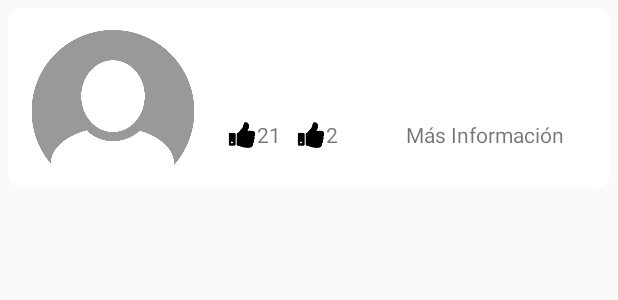
After one commit to Memo28/Xplora, an Android app: the layout recycler_view_item_recommendation.xml on its own in the app's theme, with its tools: preview values and no code run, on a phone screen of 412 x 824 dp. The commit adds this screen. Shown: the top 300 px of the screen. Run offline under Robolectric (Android 15) with nearby library versions, the phone set to English and light mode, and no system bars.

Commit message:
Interfaz de destino terminada

```diff
--- /dev/null
+++ b/app/src/main/res/layout/recycler_view_item_recommendation.xml
@@ -0,0 +1,74 @@
+<?xml version="1.0" encoding="utf-8"?>
+<RelativeLayout
+    xmlns:android="http://schemas.android.com/apk/res/android"
+    android:orientation="horizontal"
+    android:layout_width="match_parent"
+    android:background="@drawable/roundcorner"
+    android:layout_margin="5dp"
+    android:paddingLeft="10dp"
+    android:layout_height="120dp">
+
+    <ImageView
+        android:src="@drawable/camera_profile"
+        android:id="@+id/imageView_List_Place"
+        android:layout_width="120dp"
+        android:layout_height="90dp"
+        android:layout_centerVertical="true"
+        />
+
+    <TextView
+        android:id="@+id/text_view_List_Title"
+        android:layout_width="wrap_content"
+        android:layout_height="wrap_content"
+        android:layout_marginTop="10dp"
+        android:layout_marginLeft="136dp"
+        android:layout_marginBottom="10dp"
+        android:textAppearance="?attr/textAppearanceListItem"
+        />
+
+    <TextView
+        android:maxLines="2"
+        android:id="@+id/text_view_List_city"
+        android:layout_width="wrap_content"
+        android:layout_height="wrap_content"
+        android:layout_below="@+id/text_view_List_Title"
+        android:layout_alignLeft="@+id/text_view_List_Title"
+        android:layout_alignStart="@+id/text_view_List_Title" />
+    <LinearLayout
+        android:orientation="horizontal"
+        android:layout_width="match_parent"
+        android:layout_height="wrap_content"
+        android:layout_alignBottom="@+id/imageView_List_Place"
+        android:layout_alignLeft="@+id/text_view_List_city"
+        android:layout_alignStart="@+id/text_view_List_city"
+        android:layout_marginBottom="10dp">
+        <ImageButton
+            android:background="@null"
+            android:src="@mipmap/ic_thumbs_up"
+            android:scaleType="centerCrop"
+            android:layout_width="20dp"
+            android:layout_height="20dp" />
+        <TextView
+            android:layout_marginRight="10dp"
+            android:text="21"
+            android:layout_width="wrap_content"
+            android:layout_height="wrap_content" />
+        <ImageButton
+            android:background="@null"
+            android:src="@mipmap/ic_thumbs_up"
+            android:scaleType="centerCrop"
+            android:layout_width="20dp"
+            android:layout_height="20dp" />
+        <TextView
+            android:text="2"
+            android:layout_width="wrap_content"
+            android:layout_height="wrap_content" />
+        <TextView
+            android:layout_marginLeft="45dp"
+            android:text="@string/more_info"
+            android:layout_width="wrap_content"
+            android:layout_height="wrap_content" />
+
+    </LinearLayout>
+
+</RelativeLayout>
--- a/app/src/main/res/values/strings.xml
+++ b/app/src/main/res/values/strings.xml
@@ -41,4 +41,11 @@
     </string-array>
 
 
+    <string name="recommendation">Recomendaciones</string>
+
+    <string name="more_info">Más Información</string>
+
+
+
+
 </resources>
```
Also changed, not shown: app/src/main/AndroidManifest.xml (+8 -1 lines), app/src/main/java/com/example/memovaradegante/xploraapp/activities/ListDestiniesActivity.java (+7 -0 lines), app/src/main/java/com/example/memovaradegante/xploraapp/activities/PostDestinyActivity.java (added, +17 -0 lines), app/src/main/res/layout/activity_post_destiny.xml (added, +63 -0 lines), app/src/main/ic_thumbs_up-web.png (added), app/src/main/res/mipmap-hdpi/ic_thumbs_up.png (added), app/src/main/res/mipmap-mdpi/ic_thumbs_up.png (added), app/src/main/res/mipmap-xhdpi/ic_thumbs_up.png (added), app/src/main/res/mipmap-xxhdpi/ic_thumbs_up.png (added), app/src/main/res/mipmap-xxxhdpi/ic_thumbs_up.png (added), 15 other files.
